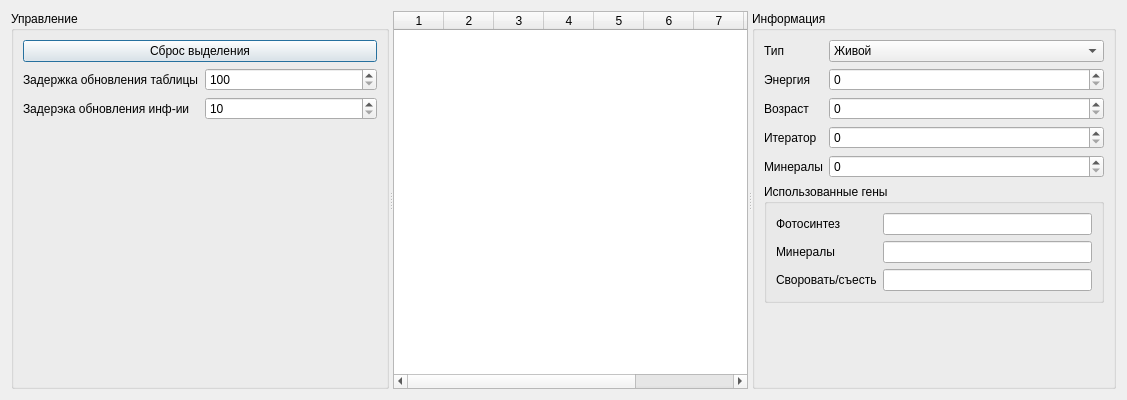
Above: boteditor.ui from TomasGlgg/QGenetic before the change. Below: the same form after it.
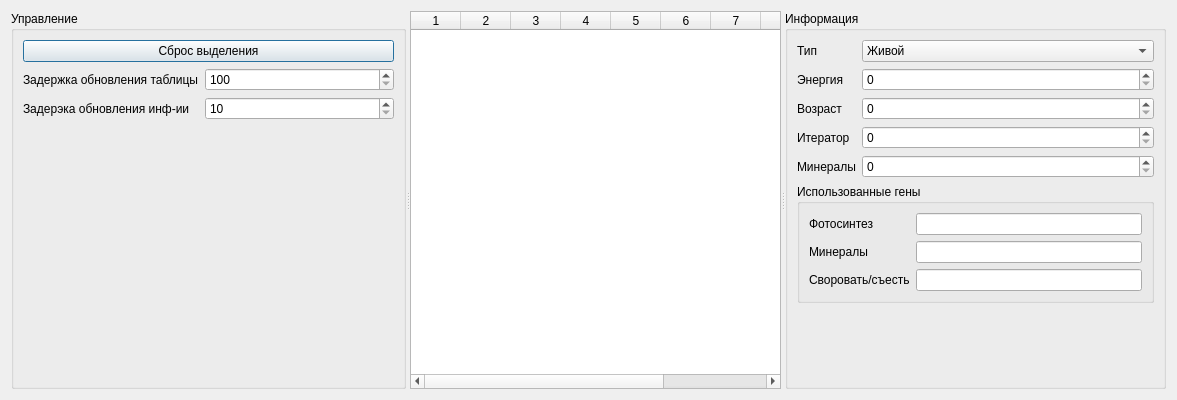
That is the form after the change.

The edit to the form file:
```diff
--- a/boteditor.ui
+++ b/boteditor.ui
@@ -6,7 +6,7 @@
             <rect>
                 <x>0</x>
                 <y>0</y>
-                <width>1127</width>
+    <width>1177</width>
                 <height>400</height>
             </rect>
         </property>
```
Lines whose indentation alone changed are shown as unchanged.
